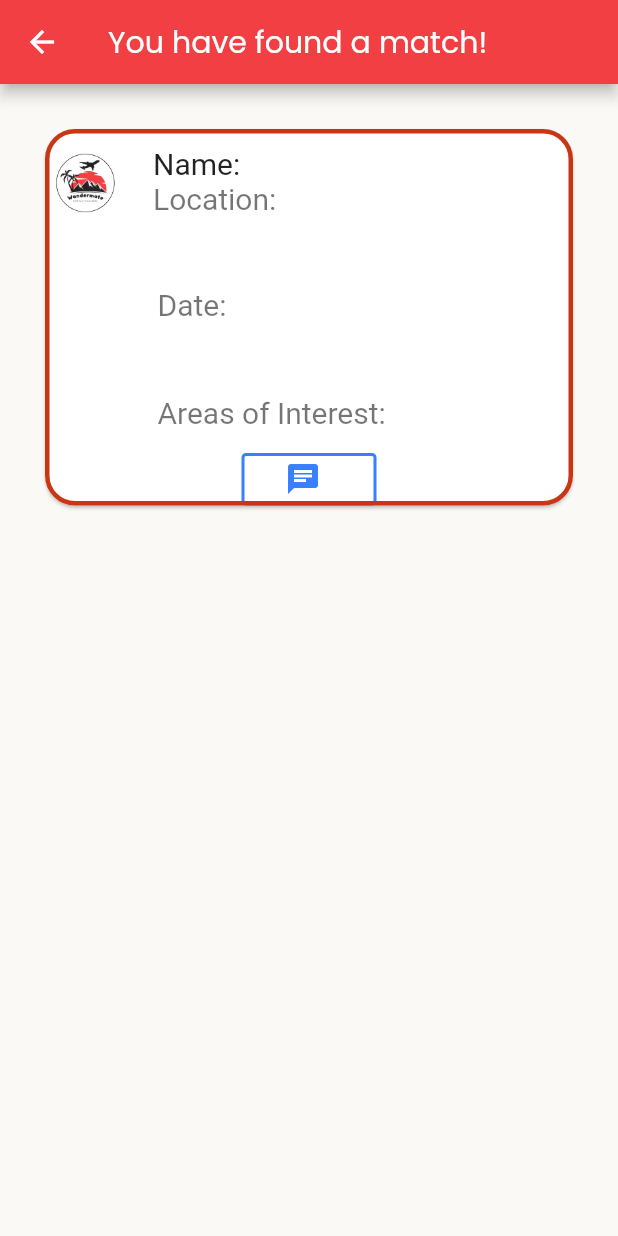
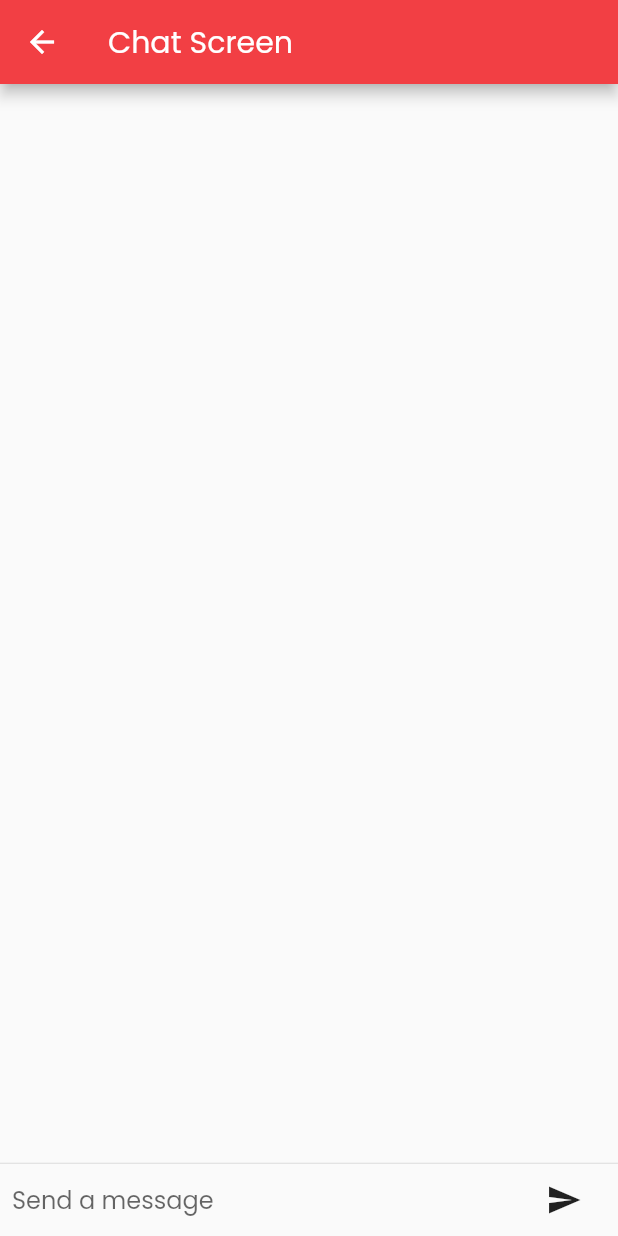
Before and after one commit to soham-dixit/WanderMate, a Flutter app: the UserCard screen opened directly, after a tap on the "chat" icon, on a phone screen of 412 x 824 dp. Run offline on Flutter 3.47's test engine with Material 2 defaults, Android fonts, the phone set to English and light mode, and no system bars; drawn by our look-alikes of getwidget; our stand-ins replace auto_size_text, firebase_auth, firebase_core, firebase_database, form_field_validator, google_sign_in and 1 more; accounts and stored records are empty; Roboto replaces fonts that are missing (Popppins).

Commit message:
added chat screen

```diff
--- /dev/null
+++ b/lib/chat.dart
@@ -0,0 +1,99 @@
+import 'package:flutter/material.dart';
+
+class ChatScreen extends StatefulWidget {
+  @override
+  _ChatScreenState createState() => _ChatScreenState();
+}
+
+class _ChatScreenState extends State<ChatScreen> {
+  final TextEditingController _textEditingController = TextEditingController();
+
+  List<String> _messages = [];
+
+  void _handleSubmitted(String text) {
+    _textEditingController.clear();
+
+    setState(() {
+      _messages.insert(0, text);
+    });
+  }
+
+  Widget _buildTextComposer() {
+    return Container(
+      margin: EdgeInsets.symmetric(horizontal: 8.0),
+      child: Row(
+        children: <Widget>[
+          Flexible(
+            child: TextField(
+              controller: _textEditingController,
+              onSubmitted: _handleSubmitted,
+              decoration: InputDecoration.collapsed(hintText: "Send a message"),
+            ),
+          ),
+          Container(
+            margin: EdgeInsets.symmetric(horizontal: 4.0),
+            child: IconButton(
+              icon: Icon(Icons.send),
+              onPressed: () => _handleSubmitted(_textEditingController.text),
+            ),
+          ),
+        ],
+      ),
+    );
+  }
+
+  Widget _buildMessageList() {
+    return Flexible(
+      child: ListView.builder(
+        padding: EdgeInsets.all(8.0),
+        reverse: true,
+        itemCount: _messages.length,
+        itemBuilder: (_, int index) => _buildMessage(_messages[index]),
+      ),
+    );
+  }
+
+  Widget _buildMessage(String text) {
+    return Container(
+      margin: EdgeInsets.symmetric(vertical: 10.0),
+      child: Row(
+        crossAxisAlignment: CrossAxisAlignment.start,
+        children: <Widget>[
+          Container(
+            margin: EdgeInsets.only(right: 16.0),
+            child: CircleAvatar(child: Text("User")),
+          ),
+          Expanded(
+            child: Column(
+              crossAxisAlignment: CrossAxisAlignment.start,
+              children: <Widget>[
+                Text("User", style: Theme.of(context).textTheme.subtitle1),
+                Container(
+                  margin: EdgeInsets.only(top: 5.0),
+                  child: Text(text),
+                ),
+              ],
+            ),
+          ),
+        ],
+      ),
+    );
+  }
+
+  @override
+  Widget build(BuildContext context) {
+    return Scaffold(
+      appBar: AppBar(
+        title: Text("Chat Screen"),
+        backgroundColor: Color(0xFFF23F44),
+      ),
+      body: Column(
+        children: <Widget>[
+          _buildMessageList(),
+          Divider(height: 1.0),
+          _buildTextComposer(),
+        ],
+      ),
+    );
+  }
+}
--- a/lib/matched.dart
+++ b/lib/matched.dart
@@ -2,6 +2,7 @@ import 'package:firebase_auth/firebase_auth.dart';
 import 'package:firebase_database/firebase_database.dart';
 import 'package:flutter/material.dart';
 import 'package:getwidget/getwidget.dart';
+import 'package:tourist_app/chat.dart';
 import 'package:tourist_app/date_loc.dart' as date_loc;
 
 class UserCard extends StatefulWidget {
@@ -87,7 +88,12 @@ class _UserCardState extends State<UserCard> {
               contentPadding: EdgeInsets.fromLTRB(75, 0, 30, 0),
             ),
             GFButton(
-              onPressed: () {},
+              onPressed: () {
+                Navigator.push(
+                  context,
+                  MaterialPageRoute(builder: (context) => ChatScreen()),
+                );
+              },
               text: "",
               // type: GFButtonType.transparent,
               type: GFButtonType.outline2x,
```
